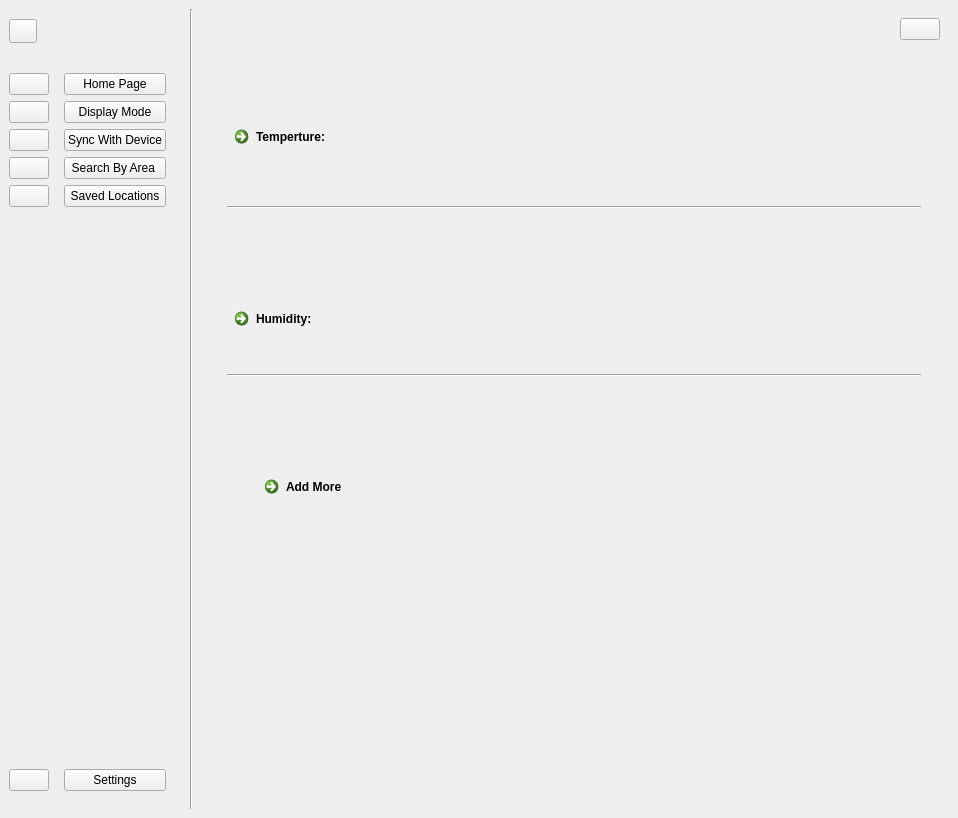
This is User Interface/WeatherApp.ui in sarscheps/Project---UI-Communications as Qt 5 draws it before an edit. The edited form follows.
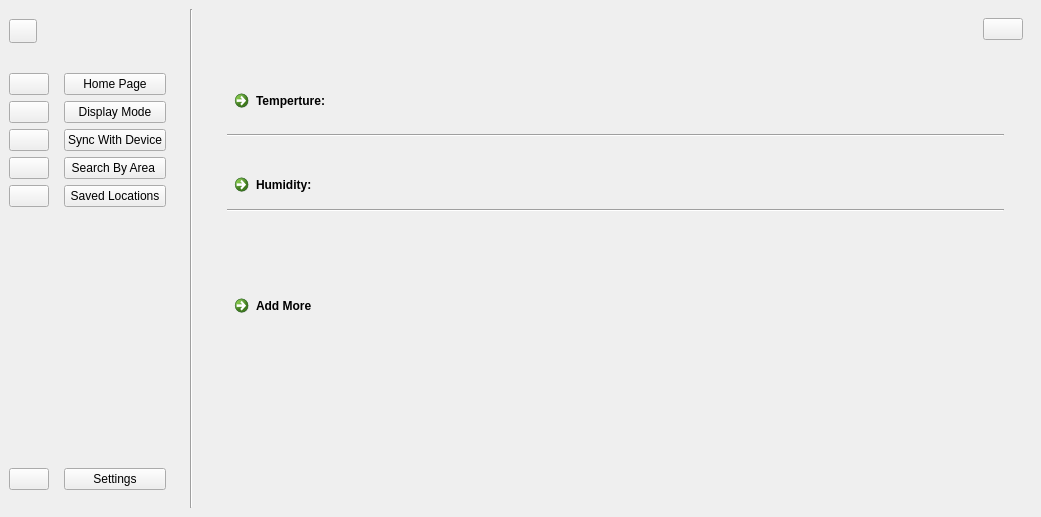
This is the edited form. Icons and pictures are not drawn. Custom widgets are drawn as their Qt base class.

```diff
--- a/User Interface/WeatherApp.ui
+++ b/User Interface/WeatherApp.ui
@@ -6,8 +6,6 @@
    <rect>
     <x>0</x>
     <y>0</y>
-    <width>958</width>
-    <height>818</height>
     <width>1041</width>
     <height>517</height>
    </rect>
@@ -453,7 +451,7 @@
                    <widget class="LinkButton" name="tempLinkButton">
                     <property name="maximumSize">
                      <size>
-                      <width>16777215</width>
+                      <width>16777210</width>
                       <height>40</height>
                      </size>
                     </property>
@@ -600,7 +598,7 @@
                   </property>
                   <property name="sizeHint" stdset="0">
                    <size>
-                    <width>40</width>
+                    <width>10</width>
                     <height>20</height>
                    </size>
                   </property>
@@ -609,7 +607,13 @@
                 <item>
                  <layout class="QVBoxLayout" name="verticalLayout_6">
                   <item>
-                   <widget class="QCommandLinkButton" name="commandLinkButton_2">
+                   <widget class="QCommandLinkButton" name="addMoreLinkButton">
+                    <property name="maximumSize">
+                     <size>
+                      <width>16777215</width>
+                      <height>40</height>
+                     </size>
+                    </property>
                     <property name="text">
                      <string>Add More </string>
                     </property>
@@ -617,6 +621,22 @@
                   </item>
                  </layout>
                 </item>
+                <item>
+                 <spacer name="addMoreRightSpacer">
+                  <property name="orientation">
+                   <enum>Qt::Horizontal</enum>
+                  </property>
+                  <property name="sizeType">
+                   <enum>QSizePolicy::Fixed</enum>
+                  </property>
+                  <property name="sizeHint" stdset="0">
+                   <size>
+                    <width>10</width>
+                    <height>20</height>
+                   </size>
+                  </property>
+                 </spacer>
+                </item>
                </layout>
               </item>
              </layout>
```
Left out of the diff: 16 changed lines with no effect on the pictures.
